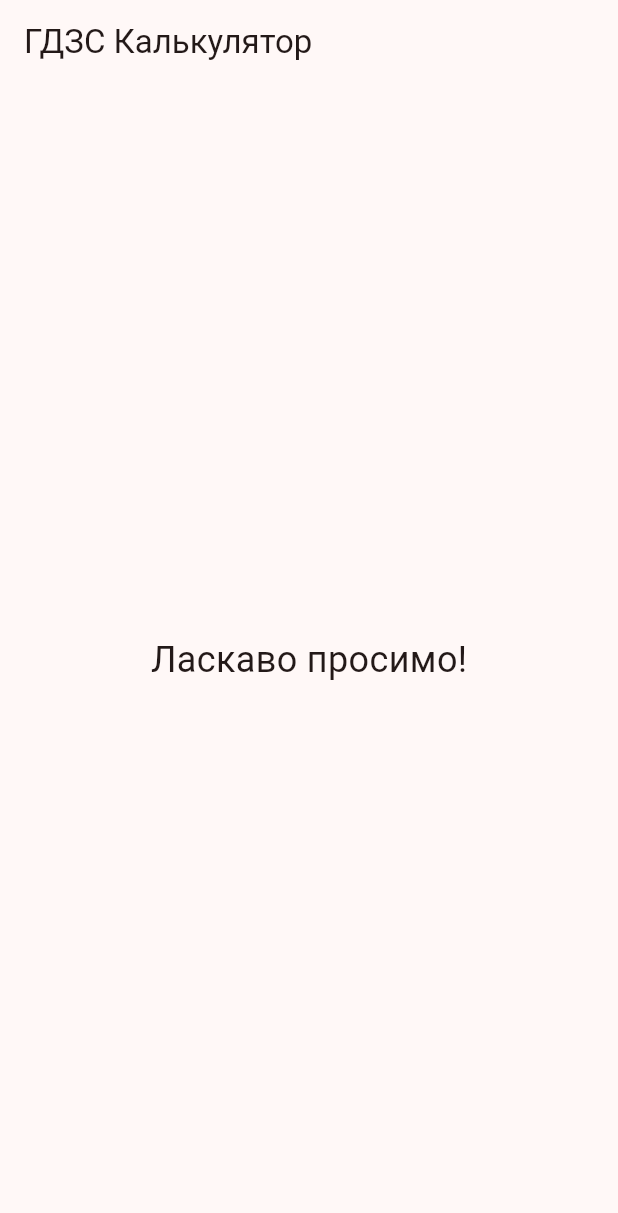
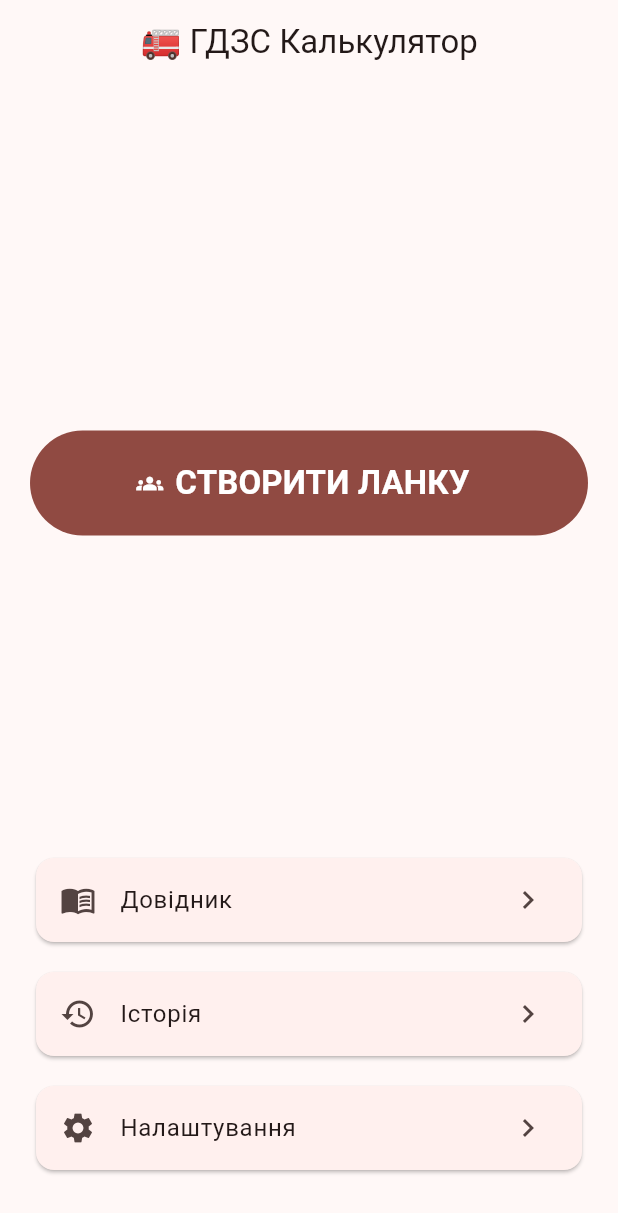
Before and after one commit to MukolaKUN/gdzs_calc, a Flutter app: the screen it shows after launch, on a phone screen of 412 x 824 dp. Shown: the top 1213 px of the screen. Run offline on Flutter 3.47's test engine with Material 3 defaults, Android fonts, the light colour scheme and no system bars.

Commit message:
Create home screen UI

```diff
--- a/lib/features/home/home_page.dart
+++ b/lib/features/home/home_page.dart
@@ -7,12 +7,68 @@ class HomePage extends StatelessWidget {
   Widget build(BuildContext context) {
     return Scaffold(
       appBar: AppBar(
-        title: const Text('ГДЗС Калькулятор'),
+        title: const Text('🚒 ГДЗС Калькулятор'),
+        centerTitle: true,
       ),
-      body: const Center(
-        child: Text(
-          'Ласкаво просимо!',
-          style: TextStyle(fontSize: 24),
+      body: SafeArea(
+        child: Padding(
+          padding: const EdgeInsets.all(20),
+          child: Column(
+            crossAxisAlignment: CrossAxisAlignment.stretch,
+            children: [
+              const Spacer(),
+
+              SizedBox(
+                height: 70,
+                child: FilledButton.icon(
+                  onPressed: () {},
+                  icon: const Icon(Icons.groups),
+                  label: const Text(
+                    'СТВОРИТИ ЛАНКУ',
+                    style: TextStyle(
+                      fontSize: 22,
+                      fontWeight: FontWeight.bold,
+                    ),
+                  ),
+                ),
+              ),
+
+              const Spacer(),
+
+              Card(
+                child: ListTile(
+                  leading: const Icon(Icons.menu_book),
+                  title: const Text('Довідник'),
+                  trailing: const Icon(Icons.chevron_right),
+                  onTap: () {},
+                ),
+              ),
+
+              const SizedBox(height: 12),
+
+              Card(
+                child: ListTile(
+                  leading: const Icon(Icons.history),
+                  title: const Text('Історія'),
+                  trailing: const Icon(Icons.chevron_right),
+                  onTap: () {},
+                ),
+              ),
+
+              const SizedBox(height: 12),
+
+              Card(
+                child: ListTile(
+                  leading: const Icon(Icons.settings),
+                  title: const Text('Налаштування'),
+                  trailing: const Icon(Icons.chevron_right),
+                  onTap: () {},
+                ),
+              ),
+
+              const SizedBox(height: 20),
+            ],
+          ),
         ),
       ),
     );
--- /dev/null
+++ b/test.txt
@@ -0,0 +1 @@
+Hello
```
Also changed, not shown: 6 other files.
